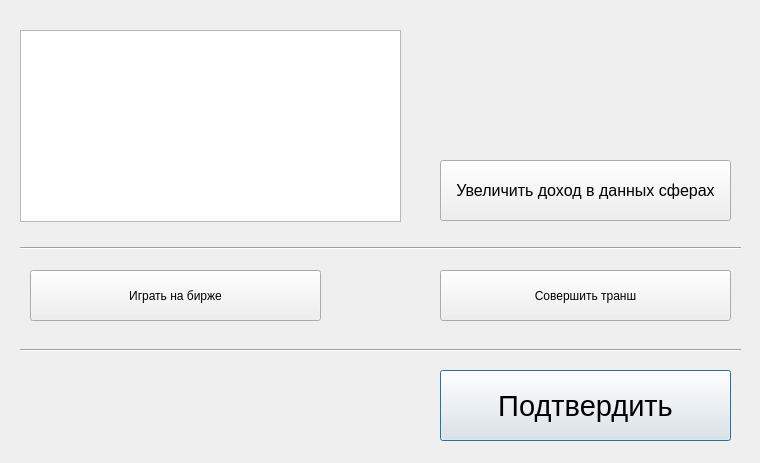
vladyan18/MagaGame, file ministrys/minfin.ui: the form before one commit.
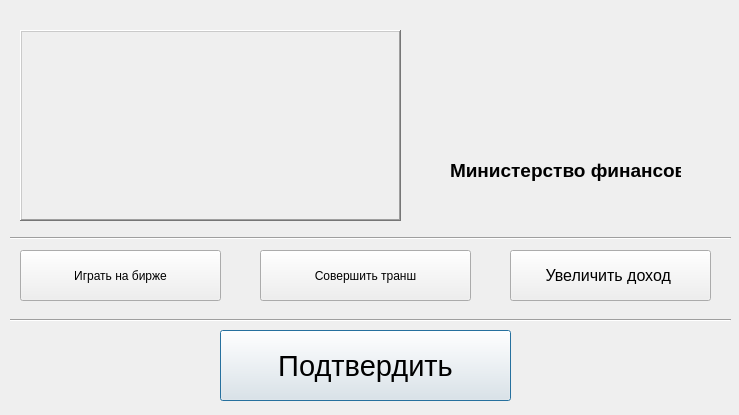
The form after the commit. Icons and pictures are not drawn.

```diff
--- a/ministrys/minfin.ui
+++ b/ministrys/minfin.ui
@@ -6,31 +6,21 @@
    <rect>
     <x>0</x>
     <y>0</y>
-    <width>760</width>
-    <height>463</height>
+    <width>739</width>
+    <height>415</height>
    </rect>
   </property>
   <property name="windowTitle">
    <string>Министерство финансов</string>
   </property>
-  <widget class="QListWidget" name="listSpheres">
-   <property name="geometry">
-    <rect>
-     <x>20</x>
-     <y>30</y>
-     <width>381</width>
-     <height>192</height>
-    </rect>
-   </property>
-  </widget>
   <widget class="QPushButton" name="approveButton">
    <property name="enabled">
     <bool>true</bool>
    </property>
    <property name="geometry">
     <rect>
-     <x>440</x>
-     <y>370</y>
+     <x>220</x>
+     <y>330</y>
      <width>291</width>
      <height>71</height>
     </rect>
@@ -50,10 +40,10 @@
    </property>
    <property name="geometry">
     <rect>
-     <x>440</x>
-     <y>160</y>
-     <width>291</width>
-     <height>61</height>
+     <x>510</x>
+     <y>250</y>
+     <width>201</width>
+     <height>51</height>
     </rect>
    </property>
    <property name="font">
@@ -62,15 +52,15 @@
     </font>
    </property>
    <property name="text">
-    <string>Увеличить доход в данных сферах</string>
+    <string>Увеличить доход </string>
    </property>
   </widget>
   <widget class="QPushButton" name="playButton">
    <property name="geometry">
     <rect>
-     <x>30</x>
-     <y>270</y>
-     <width>291</width>
+     <x>20</x>
+     <y>250</y>
+     <width>201</width>
      <height>51</height>
     </rect>
    </property>
@@ -81,8 +71,8 @@
   <widget class="Line" name="line">
    <property name="geometry">
     <rect>
-     <x>20</x>
-     <y>240</y>
+     <x>10</x>
+     <y>230</y>
      <width>721</width>
      <height>16</height>
     </rect>
@@ -94,8 +84,8 @@
   <widget class="Line" name="line_2">
    <property name="geometry">
     <rect>
-     <x>20</x>
-     <y>340</y>
+     <x>10</x>
+     <y>310</y>
      <width>721</width>
      <height>20</height>
     </rect>
@@ -107,9 +97,9 @@
   <widget class="QPushButton" name="transButton">
    <property name="geometry">
     <rect>
-     <x>440</x>
-     <y>270</y>
-     <width>291</width>
+     <x>260</x>
+     <y>250</y>
+     <width>211</width>
      <height>51</height>
     </rect>
    </property>
@@ -120,8 +110,8 @@
   <widget class="QLabel" name="label">
    <property name="geometry">
     <rect>
-     <x>540</x>
-     <y>20</y>
+     <x>520</x>
+     <y>40</y>
      <width>121</width>
      <height>111</height>
     </rect>
@@ -130,6 +120,49 @@
     <string>&lt;html&gt;&lt;head/&gt;&lt;body&gt;&lt;p&gt;&lt;img src=&quot;:/gerb.png&quot;/&gt;&lt;/p&gt;&lt;/body&gt;&lt;/html&gt;</string>
    </property>
   </widget>
+  <widget class="QFrame" name="frame">
+   <property name="geometry">
+    <rect>
+     <x>20</x>
+     <y>30</y>
+     <width>381</width>
+     <height>191</height>
+    </rect>
+   </property>
+   <property name="toolTip">
+    <string>&lt;html&gt;&lt;head/&gt;&lt;body&gt;&lt;p&gt;&lt;span style=&quot; font-size:8pt;&quot;&gt;Кто перевернул график?!&lt;/span&gt;&lt;/p&gt;&lt;/body&gt;&lt;/html&gt;</string>
+   </property>
+   <property name="styleSheet">
+    <string notr="true">background-image: url(:/12.png);
+
+</string>
+   </property>
+   <property name="frameShape">
+    <enum>QFrame::WinPanel</enum>
+   </property>
+   <property name="frameShadow">
+    <enum>QFrame::Raised</enum>
+   </property>
+   <property name="lineWidth">
+    <number>0</number>
+   </property>
+   <property name="midLineWidth">
+    <number>0</number>
+   </property>
+  </widget>
+  <widget class="QLabel" name="label_2">
+   <property name="geometry">
+    <rect>
+     <x>450</x>
+     <y>150</y>
+     <width>231</width>
+     <height>41</height>
+    </rect>
+   </property>
+   <property name="text">
+    <string>&lt;html&gt;&lt;head/&gt;&lt;body&gt;&lt;p&gt;&lt;span style=&quot; font-size:14pt; font-weight:600;&quot;&gt;Министерство финансов&lt;/span&gt;&lt;/p&gt;&lt;/body&gt;&lt;/html&gt;</string>
+   </property>
+  </widget>
  </widget>
  <resources/>
  <connections/>
```
Left out of the diff: 9 changed lines with no effect on the pictures.
